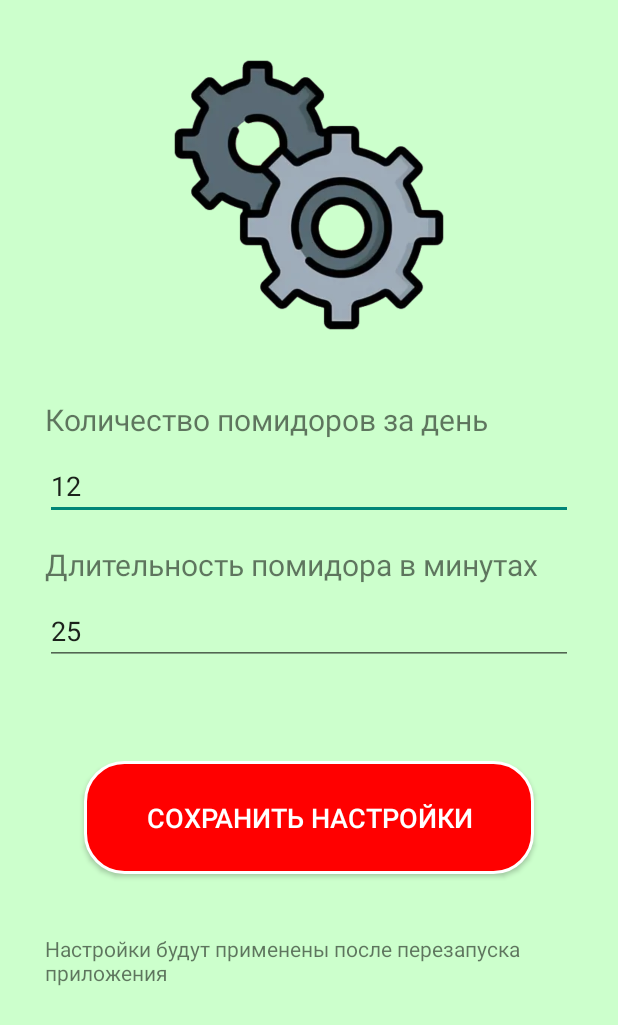
After one commit to stanislavlyalin/pomodoro, an Android app: the SettingsActivity screen opened directly, with no data from a screen before it, on a phone screen of 412 x 824 dp. The commit adds this screen. Shown: the top 1025 px of the screen. Run offline under Robolectric (Android 15) with nearby library versions, the phone set to English and light mode, and no system bars.

Commit message:
Add settings screen

```diff
--- a/app/src/main/AndroidManifest.xml
+++ b/app/src/main/AndroidManifest.xml
@@ -17,5 +17,10 @@
                 <category android:name="android.intent.category.LAUNCHER" />
             </intent-filter>
         </activity>
+
+        <activity
+            android:name=".SettingsActivity"
+            android:label="@string/settings"
+            android:theme="@style/Theme.PomodoroApp" />
     </application>
 </manifest>
--- a/app/src/main/java/com/stanislavlyalin/pomodoroapp/Constants.kt
+++ b/app/src/main/java/com/stanislavlyalin/pomodoroapp/Constants.kt
@@ -6,5 +6,7 @@ object Constants {
     const val LAST_RESET_DAY_KEY = "lastResetDay"
     const val START_TIME_KEY = "startTime"
     const val WORK_REQUEST_ID_KEY = "workRequestId"
+    const val TOTAL_POMODOROS_KEY = "totalPomodoros"
+    const val POMODORO_DURATION_KEY = "pomodoroDuration"
     const val TIME_FORMAT = "%02d:%02d"
 }
--- /dev/null
+++ b/app/src/main/java/com/stanislavlyalin/pomodoroapp/SettingsActivity.kt
@@ -0,0 +1,58 @@
+package com.stanislavlyalin.pomodoroapp
+
+import android.content.SharedPreferences
+import android.os.Bundle
+import android.widget.Button
+import android.widget.EditText
+import android.widget.Toast
+import androidx.appcompat.app.AppCompatActivity
+
+class SettingsActivity : AppCompatActivity() {
+
+    private lateinit var sharedPreferences: SharedPreferences
+    private lateinit var pomodoroCountInput: EditText
+    private lateinit var pomodoroDurationInput: EditText
+    private lateinit var saveButton: Button
+
+    override fun onCreate(savedInstanceState: Bundle?) {
+        super.onCreate(savedInstanceState)
+        setContentView(R.layout.activity_settings)
+
+        // Initialization SharedPreferences
+        sharedPreferences = getSharedPreferences(Constants.PREFERENCES, MODE_PRIVATE)
+
+        // Initializing UI elements
+        pomodoroCountInput = findViewById(R.id.pomodoro_count_input)
+        pomodoroDurationInput = findViewById(R.id.pomodoro_duration_input)
+        saveButton = findViewById(R.id.save_button)
+
+        // Loading saved data
+        pomodoroCountInput.setText(
+            sharedPreferences.getInt(Constants.TOTAL_POMODOROS_KEY, 12).toString()
+        )
+        pomodoroDurationInput.setText(
+            (sharedPreferences.getLong(
+                Constants.POMODORO_DURATION_KEY,
+                25 * 60 * 1000L
+            ) / 60000).toString()
+        )
+
+        saveButton.setOnClickListener {
+            val newPomodoroCount = pomodoroCountInput.text.toString().toIntOrNull()
+            val newPomodoroDuration = pomodoroDurationInput.text.toString().toLongOrNull()
+
+            if (newPomodoroCount == null || newPomodoroDuration == null) {
+                Toast.makeText(this, getString(R.string.enterCorrectSettings), Toast.LENGTH_SHORT)
+                    .show()
+            } else {
+                sharedPreferences.edit().apply {
+                    putInt(Constants.TOTAL_POMODOROS_KEY, newPomodoroCount)
+                    putLong(Constants.POMODORO_DURATION_KEY, newPomodoroDuration * 60 * 1000L)
+                    apply()
+                }
+                Toast.makeText(this, getString(R.string.restartToApplySettings), Toast.LENGTH_SHORT)
+                    .show()
+            }
+        }
+    }
+}
--- /dev/null
+++ b/app/src/main/res/layout/activity_settings.xml
@@ -0,0 +1,68 @@
+<LinearLayout xmlns:android="http://schemas.android.com/apk/res/android"
+    android:layout_width="match_parent"
+    android:layout_height="match_parent"
+    android:orientation="vertical"
+    android:padding="30dp"
+    android:background="@color/pale_green">
+
+    <ImageView
+        android:id="@+id/logo"
+        android:layout_width="200dp"
+        android:layout_height="200dp"
+        android:src="@drawable/ic_settings"
+        android:layout_marginBottom="16dp"
+        android:layout_gravity="center" />
+
+    <TextView
+        android:id="@+id/pomodoro_count_label"
+        android:layout_width="wrap_content"
+        android:layout_height="wrap_content"
+        android:textSize="20sp"
+        android:text="@string/pomodoro_count_label"
+        android:layout_marginTop="20dp"
+        android:layout_marginBottom="8dp" />
+
+    <EditText
+        android:id="@+id/pomodoro_count_input"
+        android:layout_width="match_parent"
+        android:layout_height="wrap_content"
+        android:inputType="number"
+        android:hint="@string/number_of_pomodoros"
+        android:layout_marginBottom="16dp" />
+
+    <TextView
+        android:id="@+id/pomodoro_duration_label"
+        android:layout_width="wrap_content"
+        android:layout_height="wrap_content"
+        android:textSize="20sp"
+        android:text="@string/pomodoro_duration_label"
+        android:layout_marginBottom="8dp" />
+
+    <EditText
+        android:id="@+id/pomodoro_duration_input"
+        android:layout_width="match_parent"
+        android:layout_height="wrap_content"
+        android:inputType="number"
+        android:hint="@string/pomodoro_duration_minutes"
+        android:layout_marginBottom="24dp" />
+
+    <Button
+        android:id="@+id/save_button"
+        android:layout_width="@dimen/button_width"
+        android:layout_height="@dimen/button_height"
+        android:text="@string/save"
+        android:textSize="18sp"
+        android:textColor="@android:color/white"
+        android:background="@drawable/rounded_button"
+        android:layout_gravity="center"
+        android:layout_marginTop="40dp"
+        android:layout_marginBottom="24dp" />
+
+    <TextView
+        android:id="@+id/settings_apply_notice"
+        android:layout_width="wrap_content"
+        android:layout_height="wrap_content"
+        android:text="@string/settings_apply_after_restart"
+        android:layout_gravity="center"
+        android:layout_marginTop="16dp" />
+</LinearLayout>
--- a/app/src/main/res/values/strings.xml
+++ b/app/src/main/res/values/strings.xml
@@ -7,4 +7,13 @@
     <string name="AreYouSureToFinishTimer">Вы действительно хотите досрочно завершить таймер и получить помидор?</string>
     <string name="Yes">Да</string>
     <string name="No">Нет</string>
+    <string name="settings">Настройки</string>
+    <string name="number_of_pomodoros">Количество помидоров за день</string>
+    <string name="pomodoro_duration_minutes">Длительность помидора в минутах</string>
+    <string name="save">Сохранить настройки</string>
+    <string name="settings_apply_after_restart">Настройки будут применены после перезапуска приложения</string>
+    <string name="enterCorrectSettings">Пожалуйста, введите корректные значения</string>
+    <string name="restartToApplySettings">Настройки сохранены. Перезапустите приложение для применения изменений.</string>
+    <string name="pomodoro_count_label">Количество помидоров за день</string>
+    <string name="pomodoro_duration_label">Длительность помидора в минутах</string>
 </resources>
```
Also changed, not shown: app/src/main/java/com/stanislavlyalin/pomodoroapp/MainActivity.kt (+12 -2 lines), app/src/main/res/layout/activity_main.xml (+12 -0 lines), app/src/main/res/drawable/ic_settings.png (added).
